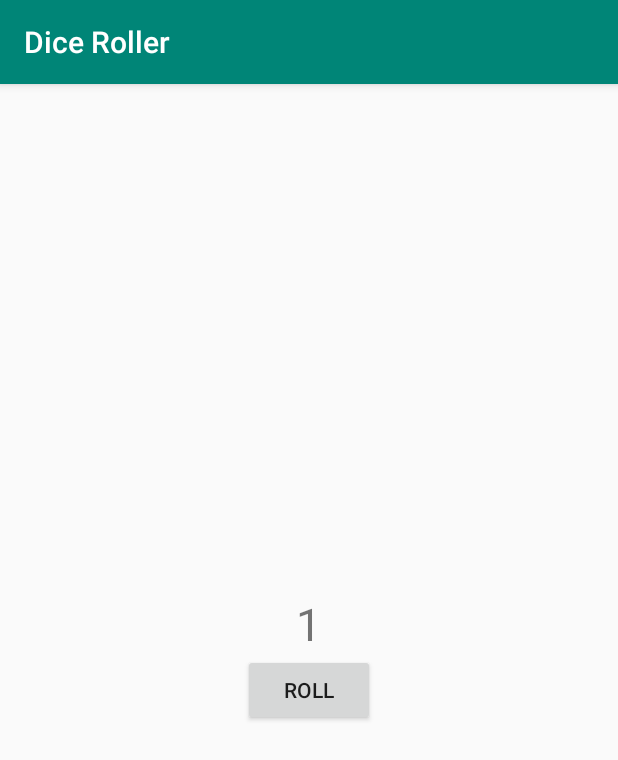
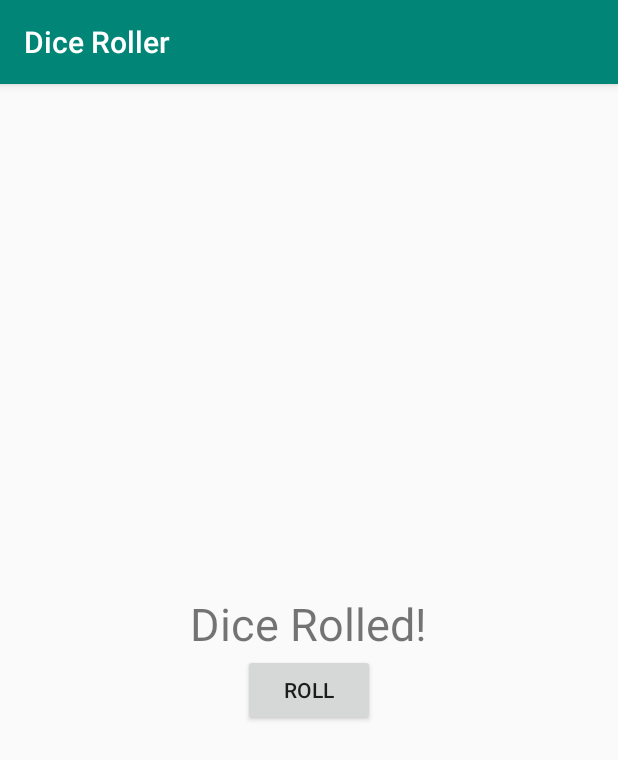
Before and after one commit to an-garcia/RollDice, an Android app: the screen it shows after launch (MainActivity), after a tap on "ROLL", on a phone screen of 412 x 824 dp. Shown: the top 760 px of the screen. Run offline under Robolectric (Android 15) with nearby library versions, the phone set to English and light mode, and no system bars.

Commit message:
Change text when pressing the button

```diff
--- a/app/src/main/java/com/xengar/android/diceroller/MainActivity.kt
+++ b/app/src/main/java/com/xengar/android/diceroller/MainActivity.kt
@@ -3,6 +3,7 @@ package com.xengar.android.diceroller
 import androidx.appcompat.app.AppCompatActivity
 import android.os.Bundle
 import android.widget.Button
+import android.widget.TextView
 import android.widget.Toast
 
 class MainActivity : AppCompatActivity() {
@@ -12,7 +13,13 @@ class MainActivity : AppCompatActivity() {
         setContentView(R.layout.activity_main)
         val button : Button = findViewById(R.id.roll_button)
         button.setOnClickListener {
-            Toast.makeText(this, "button clicked!", Toast.LENGTH_SHORT).show()
+            //Toast.makeText(this, "button clicked!", Toast.LENGTH_SHORT).show()
+            rollDice()
         }
     }
+
+    private fun rollDice() {
+        val resultText : TextView = findViewById(R.id.result_text)
+        resultText.text = "Dice Rolled!"
+    }
 }
--- a/app/src/main/res/layout/activity_main.xml
+++ b/app/src/main/res/layout/activity_main.xml
@@ -8,6 +8,7 @@
               tools:context=".MainActivity">
 
     <TextView
+            android:id="@+id/result_text"
             android:layout_width="wrap_content"
             android:layout_height="wrap_content"
             android:text="1"
```
